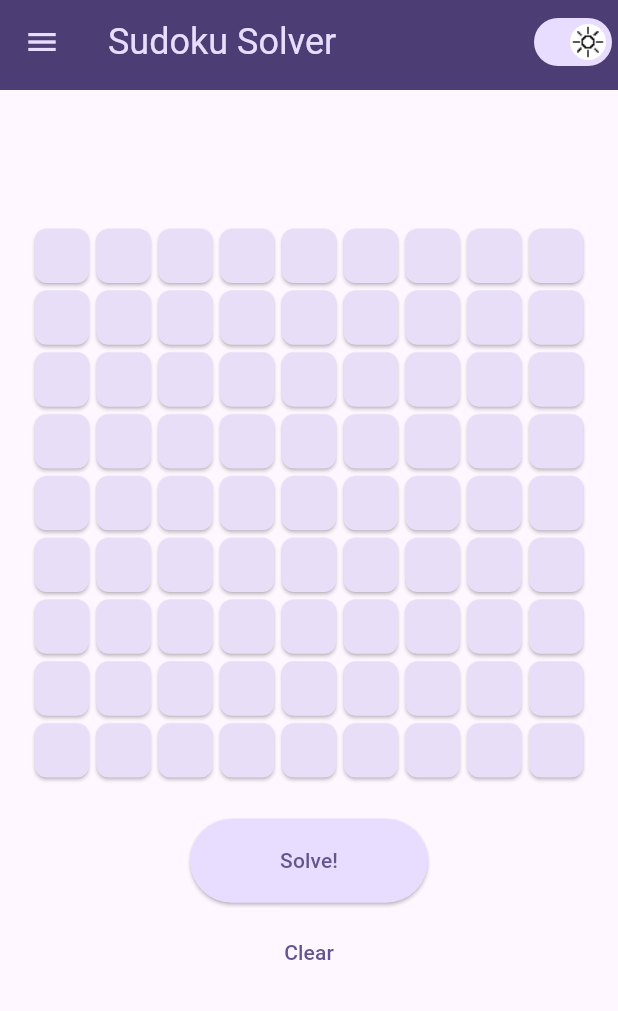
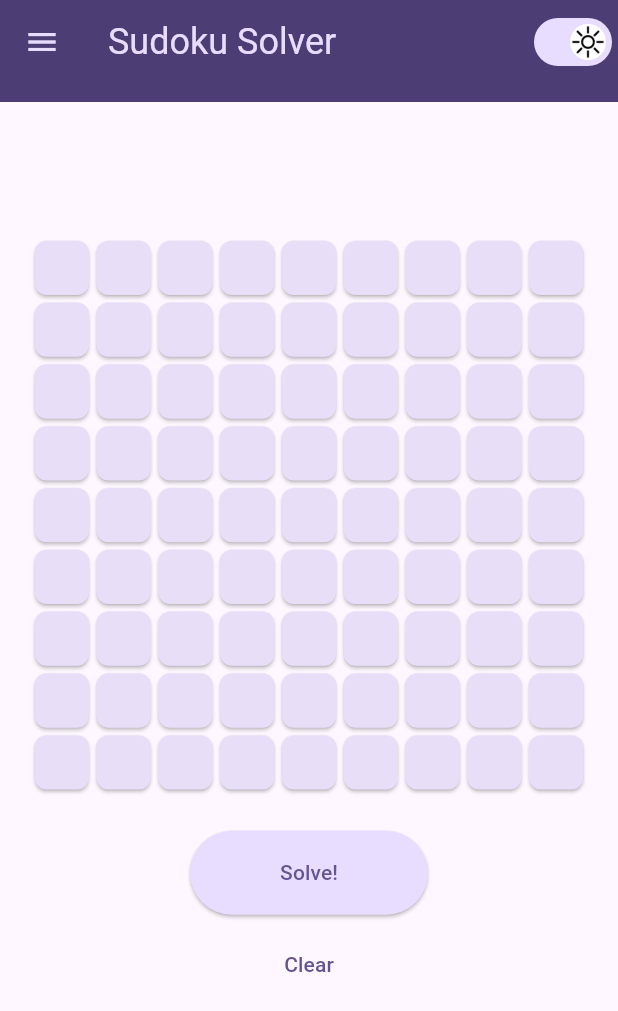
Before and after one commit to mithunvoe/sudoku_solver, a Flutter app: the screen it shows after launch, on a phone screen of 412 x 824 dp. Shown: the top 1011 px of the screen. Run offline on Flutter 3.47's test engine with Material 3 defaults, Android fonts, the phone set to English and light mode, and no system bars; our stand-ins replace google_fonts.

Commit message:
fixed switch issue

```diff
--- a/lib/screens/sudoku_solver.dart
+++ b/lib/screens/sudoku_solver.dart
@@ -1,16 +1,9 @@
-import 'dart:math';
-
-import 'package:flutter/cupertino.dart';
 import 'package:flutter/material.dart';
 import 'package:provider/provider.dart';
-import 'package:sudoku_solver/main.dart';
 import 'package:sudoku_solver/provider/themes_provider.dart';
 import 'package:sudoku_solver/screens/drawer.dart';
 import 'package:sudoku_solver/widgets/grid.dart';
-import 'package:sudoku_solver/widgets/link_text.dart';
-import 'package:url_launcher/url_launcher.dart';
 import 'package:google_fonts/google_fonts.dart';
-import 'package:flutter_switch_dark_light/flutter_switch_dark_light.dart';
 
 class SudokuSolver extends StatefulWidget {
   const SudokuSolver({super.key});
@@ -22,41 +15,30 @@ class SudokuSolver extends StatefulWidget {
 
 class _SudokuState extends State<SudokuSolver> {
   @override
-  Widget build(BuildContext context)  {
+  Widget build(BuildContext context) {
     return Scaffold(
       resizeToAvoidBottomInset: true,
       drawer: DrawerTab(),
       appBar: PreferredSize(
-        preferredSize: const Size.fromHeight(60),
+        preferredSize: Size.fromHeight(68.0), // Set the desired height here
         child: AppBar(
           title: Text(
             "Sudoku Solver",
             style: Theme.of(context).textTheme.headlineSmall!.copyWith(
                   color: Theme.of(context).colorScheme.primaryContainer,
                   fontFamily: GoogleFonts.aBeeZee().fontFamily,
-                  // fontWeight: FontWeight.bold,
                 ),
           ),
           actions: [
             Switch(
-              value:  context.watch<ThemeProvider>().isLightTheme,
+              value: context.watch<ThemeProvider>().isLightTheme,
               onChanged: (val) {
                 Provider.of<ThemeProvider>(context, listen: false)
                     .toggleTheme();
               },
-              inactiveThumbImage: const ResizeImage(
-                AssetImage(
-                  'assets/img/moon.png',
-                ),
-                width: 25,
-                height: 25,
-              ),
-              activeThumbImage: const ResizeImage(
-                AssetImage('assets/img/sun.png'),
-                width: 25,
-                height: 25,
-              ),
+              inactiveThumbImage: const AssetImage('assets/img/moon.png'),
               inactiveThumbColor: Colors.white,
+              activeThumbImage: const AssetImage('assets/img/sun.png'),
               activeColor: Colors.white,
               inactiveTrackColor:
                   Theme.of(context).colorScheme.primaryContainer,
```
